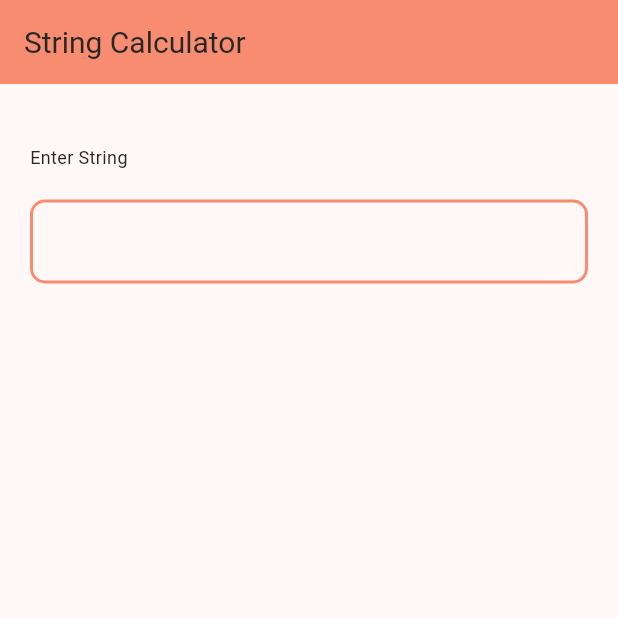
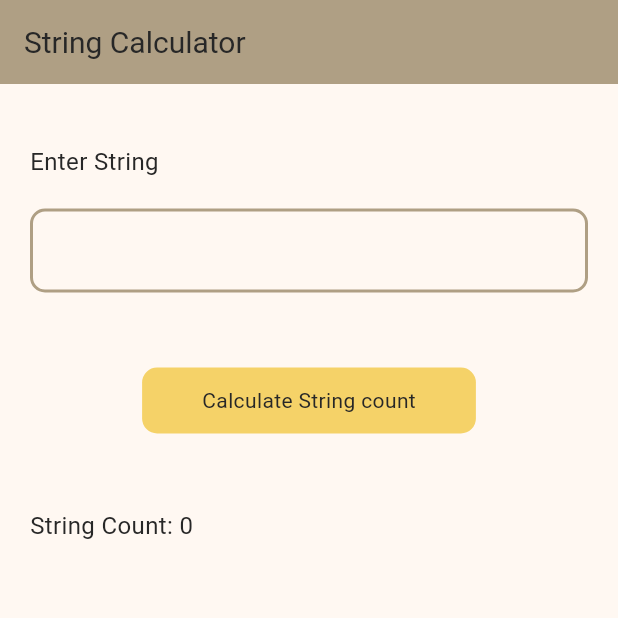
Before and after one commit to umamahacse/Incubyte, a Flutter app: the screen it shows after launch, on a phone screen of 412 x 824 dp, the top half of it. Run offline on Flutter 3.47's test engine with Material 3 defaults, Android fonts, the phone set to English and light mode, and no system bars.

Commit message:
Added a button to trigger the calculate function

```diff
--- a/lib/constants/app_colors.dart
+++ b/lib/constants/app_colors.dart
@@ -1,8 +1,9 @@
 import 'package:flutter/material.dart';
 
 class AppColors {
-  static const Color primaryColor = Color(0xfff78c70);
-  static const Color bgColor = Color(0xffffffff);
+  static const Color primaryColor = Color(0xffaf9f84);
+  static const Color bgColor = Color(0xfff4f2e7);
   static const Color primaryTextColor = Color(0xff272727);
   static const Color secondaryTextColor = Color(0xff7e7e7e);
+  static const Color buttonColor = Color(0xfff5d268);
 }
--- a/lib/view/string_calculator.dart
+++ b/lib/view/string_calculator.dart
@@ -30,7 +30,7 @@ class _StringCalculatorState extends State<StringCalculator> {
                   crossAxisAlignment: CrossAxisAlignment.start,
                   children: [
                     const Text('Enter String',
-                    style: TextStyle(color: AppColors.primaryTextColor, fontSize: 12),),
+                    style: TextStyle(color: AppColors.primaryTextColor, fontSize: 16),),
                     const SizedBox(height: 20,),
                     TextField(
                       decoration: const InputDecoration(
@@ -44,7 +44,28 @@ class _StringCalculatorState extends State<StringCalculator> {
                         ),
                       ),
                       controller: provider.inputStringController,
-                    )
+                    ),
+                    const SizedBox(height: 50,),
+                    Row(
+                      mainAxisAlignment: MainAxisAlignment.center,
+                      children: [
+                        Container(
+                          padding: const EdgeInsets.symmetric(vertical: 12, horizontal: 40),
+                          decoration: const BoxDecoration(
+                            color: AppColors.buttonColor,
+                            borderRadius: BorderRadius.all(Radius.circular(10.0)),
+                          ),
+                          child: const Text("Calculate String count", style: TextStyle(color: AppColors.primaryTextColor, fontSize: 14),)),
+                      ],
+                    ),
+                    const SizedBox(height: 50,),
+                    Row(
+                      children: [
+                        Text('String Count: ${provider.count}',
+                        style: const TextStyle(color: AppColors.primaryTextColor, fontSize: 16),),
+                      ],
+                    ),
+                    const SizedBox(height: 20,),
                   ]),
             );
           }
--- a/lib/view_model/string_cal_viewmodel.dart
+++ b/lib/view_model/string_cal_viewmodel.dart
@@ -1,7 +1,7 @@
-import 'package:flutter/foundation.dart';
 import 'package:flutter/material.dart';
 
 class StringCalViewmodel extends ChangeNotifier
 {
   TextEditingController inputStringController = TextEditingController();
+  int count = 0;
 }
```
